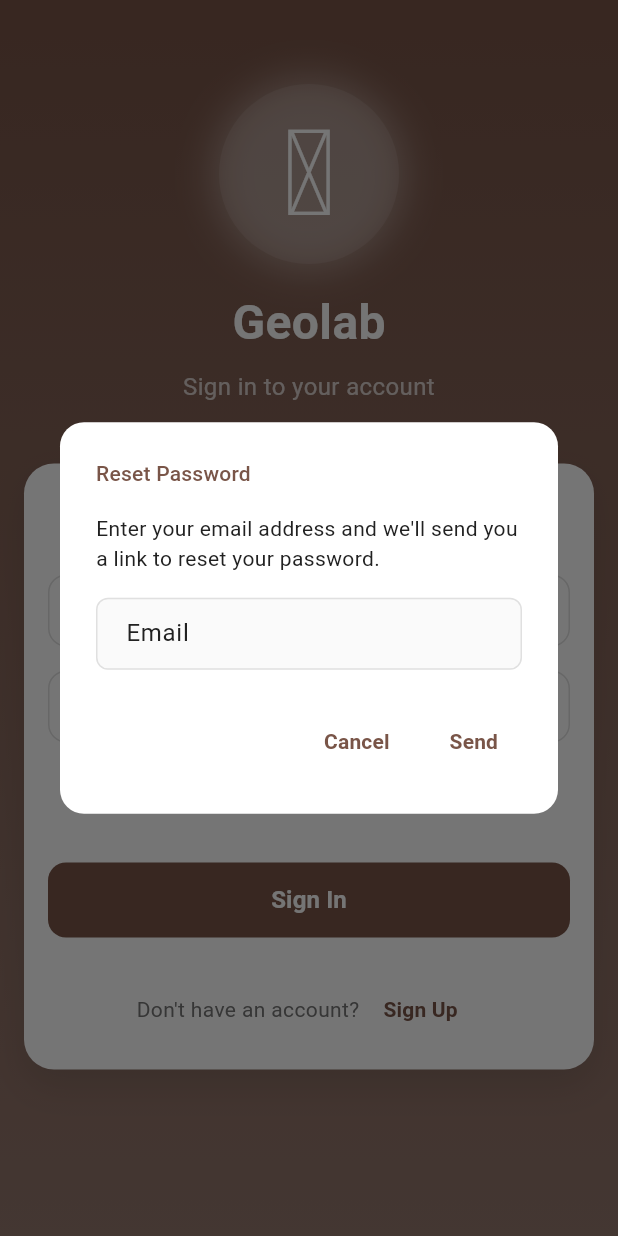
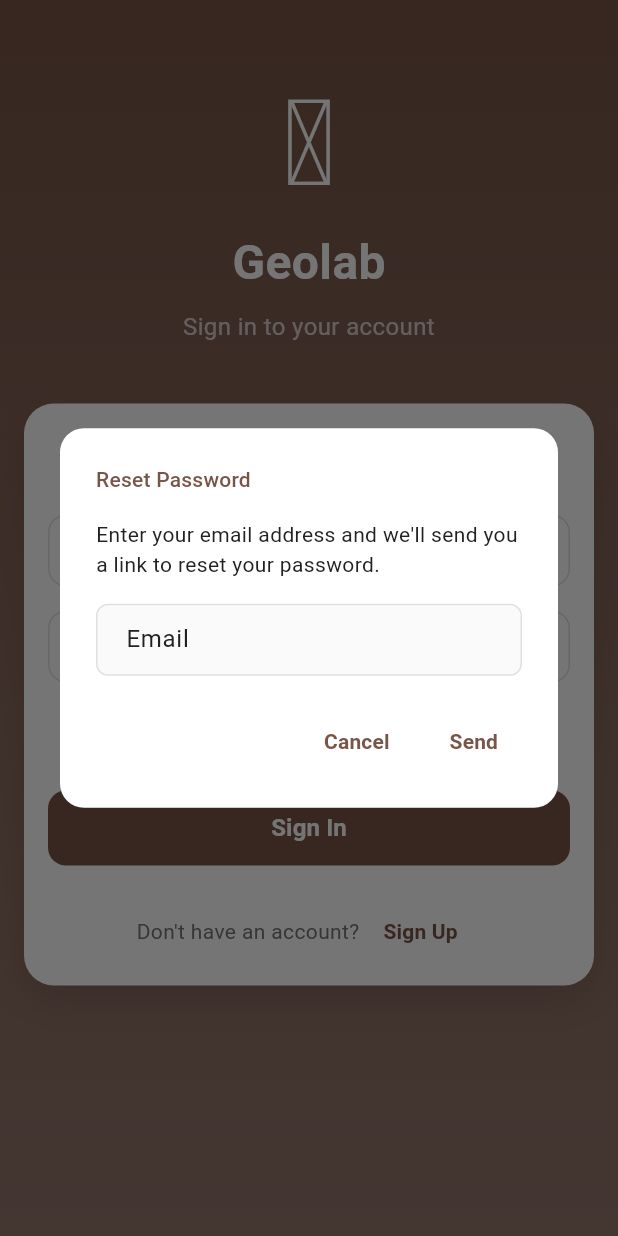
Before and after one commit to albaraa-prog/Geolab, a Flutter app: the SignUpPage screen opened by its route, after a tap on "sendOTP", after a tap on "Sign In", after a tap on "Forgot Password?", on a phone screen of 412 x 824 dp. Run offline on Flutter 3.47's test engine with Material 3 defaults, Android fonts, the phone set to English and light mode, and no system bars; our stand-ins replace camera, connectivity_plus, dio, equatable, flutter_bloc, flutter_secure_storage and 5 more; accounts and stored records are empty; network calls fail.

Commit message:
Refactor theme handling by moving theme_service to the Service directory; implement sendSignupOTP method in ApiService for OTP functionality; update SignIn and SignUp pages to include OTP code in state; enhance Home and Settings pages with improved UI elements and error handling.

```diff
--- a/geolab/lib/config/app_config.dart
+++ b/geolab/lib/config/app_config.dart
@@ -1,6 +1,10 @@
 class AppConfig {
   // Backend configuration
-  static const String baseUrl = 'http://10.0.2.2:8000/api';
+  // For Android emulator
+  // static const String baseUrl = 'http://10.0.2.2:8000/api';
+
+  // For Windows desktop/web testing
+  static const String baseUrl = 'http://localhost:8000/api';
 
   // For physical device testing, change this to your PC's IP address
   // static const String baseUrl = 'http://192.168.1.100:8000/api';
--- a/geolab/lib/features/Auth/Bloc/auth_bloc.dart
+++ b/geolab/lib/features/Auth/Bloc/auth_bloc.dart
@@ -62,10 +62,11 @@ class AuthBloc extends Bloc<AuthEvent, AuthState> {
   ) async {
     emit(AuthLoading());
     try {
-      final response = await _apiService.sendOTP(email: event.email);
+      final response = await _apiService.sendSignupOTP(email: event.email);
       emit(AuthOTPSent(
         message: response['message'] ?? 'OTP sent successfully',
         email: event.email,
+        otpCode: response['otp_code'], // Include OTP for testing
       ));
     } catch (e) {
       emit(AuthError(message: e.toString()));
@@ -78,10 +79,11 @@ class AuthBloc extends Bloc<AuthEvent, AuthState> {
   ) async {
     emit(AuthLoading());
     try {
-      final response = await _apiService.resendOTP(email: event.email);
+      final response = await _apiService.sendSignupOTP(email: event.email);
       emit(AuthOTPSent(
         message: response['message'] ?? 'OTP resent successfully',
         email: event.email,
+        otpCode: response['otp_code'], // Include OTP for testing
       ));
     } catch (e) {
       emit(AuthError(message: e.toString()));
--- a/geolab/lib/features/Auth/Bloc/auth_state.dart
+++ b/geolab/lib/features/Auth/Bloc/auth_state.dart
@@ -35,14 +35,16 @@ class AuthError extends AuthState {
 class AuthOTPSent extends AuthState {
   final String message;
   final String email;
+  final String? otpCode; // Add OTP code for testing
 
   const AuthOTPSent({
     required this.message,
     required this.email,
+    this.otpCode,
   });
 
   @override
-  List<Object?> get props => [message, email];
+  List<Object?> get props => [message, email, otpCode];
 }
 
 class AuthOTPVerified extends AuthState {
--- a/geolab/lib/features/Auth/SignInPage.dart
+++ b/geolab/lib/features/Auth/SignInPage.dart
@@ -151,36 +151,12 @@ class _SignInPageState extends State<SignInPage> {
                 SizedBox(
                     height: ResponsiveLayout.getResponsiveSpacing(context,
                         mobile: 40, tablet: 60, desktop: 80)),
-                // Logo or App Title with Animation
-                Stack(
-                  alignment: Alignment.center,
-                  children: [
-                    // Background glow effect
-                    Container(
-                      width: ResponsiveLayout.getResponsiveIconSize(context,
-                          mobile: 120, tablet: 140, desktop: 160),
-                      height: ResponsiveLayout.getResponsiveIconSize(context,
-                          mobile: 120, tablet: 140, desktop: 160),
-                      decoration: BoxDecoration(
-                        shape: BoxShape.circle,
-                        color: Colors.white.withOpacity(0.1),
-                        boxShadow: [
-                          BoxShadow(
-                            color: Colors.white.withOpacity(0.3),
-                            blurRadius: 20,
-                            spreadRadius: 5,
-                          ),
-                        ],
-                      ),
-                    ),
-                    // Main icon
-                    Icon(
-                      HugeIcons.strokeRoundedGem,
-                      size: ResponsiveLayout.getResponsiveIconSize(context,
-                          mobile: 80, tablet: 100, desktop: 120),
-                      color: Colors.white,
-                    ),
-                  ],
+                // Logo or App Title
+                Icon(
+                  HugeIcons.strokeRoundedGem,
+                  size: ResponsiveLayout.getResponsiveIconSize(context,
+                      mobile: 80, tablet: 100, desktop: 120),
+                  color: Colors.white,
                 ),
                 SizedBox(
                     height: ResponsiveLayout.getResponsiveSpacing(context,
--- a/geolab/lib/features/Home/components/MyDrawer.dart
+++ b/geolab/lib/features/Home/components/MyDrawer.dart
@@ -10,7 +10,7 @@ import 'package:geolab/Service/api_service.dart';
 import 'package:geolab/models/prediction_model.dart';
 import 'package:geolab/utils/app_localizations.dart';
 import 'package:geolab/utils/rtl_wrapper.dart';
-import 'package:geolab/config/theme_service.dart';
+import 'package:geolab/Service/theme_service.dart';
 import 'package:hugeicons/hugeicons.dart';
 
 class MyDrawer extends StatelessWidget {
--- a/geolab/lib/features/Home/components/RockClassification.dart
+++ b/geolab/lib/features/Home/components/RockClassification.dart
@@ -4,7 +4,7 @@ import 'package:flutter_bloc/flutter_bloc.dart';
 import 'package:geolab/features/RockClassification/Bloc/rock_classification_bloc.dart';
 import 'package:geolab/features/RockClassification/Bloc/rock_classification_event.dart';
 import 'package:geolab/features/RockClassification/Bloc/rock_classification_state.dart';
-import 'package:geolab/config/theme_service.dart';
+import 'package:geolab/Service/theme_service.dart';
 
 class RockClassificationPage extends StatelessWidget {
   const RockClassificationPage({super.key});
--- a/geolab/lib/features/Home/home_screen.dart
+++ b/geolab/lib/features/Home/home_screen.dart
@@ -6,7 +6,7 @@ import 'package:flutter/foundation.dart' show kIsWeb;
 import 'package:flutter/material.dart';
 import 'package:flutter/services.dart';
 import 'package:flutter_bloc/flutter_bloc.dart';
-import 'package:geolab/config/theme_service.dart';
+import 'package:geolab/Service/theme_service.dart';
 import 'package:geolab/features/Home/components/MyCircleButton.dart';
 import 'package:geolab/features/Home/components/MyDrawer.dart';
 import 'package:geolab/features/RockClassification/Bloc/rock_classification_bloc.dart';
@@ -232,7 +232,11 @@ class _HomePageState extends State<HomePage> {
   // ============================================================================
 
   void _classifyImage(io.File imageFile) {
+    try {
       context.read<RockClassificationBloc>().add(ClassifyRock(imageFile));
+    } catch (e) {
+      _showErrorMessage('Error starting classification: $e');
+    }
   }
 
   Future<void> _saveImage(Uint8List bytes) async {
@@ -478,44 +482,60 @@ class _HomePageState extends State<HomePage> {
 
   Widget _buildSidebarButton() {
     return Container(
+      width: 70,
+      height: 70,
       decoration: BoxDecoration(
         shape: BoxShape.circle,
         color: _themeService.surfaceColor.withOpacity(0.2),
       ),
-        child: IconButton(
-          icon: Icon(
+        child: Material(
+          color: Colors.transparent,
+          child: InkWell(
+            borderRadius: BorderRadius.circular(35),
+            onTap: () => _scaffoldKey.currentState!.openDrawer(),
+            child: Center(
+              child: Icon(
                 HugeIcons.strokeRoundedSidebarRight01,
                 color: _themeService.onSurfaceColor,
                 size: ResponsiveLayout.getResponsiveIconSize(
                   context,
-              mobile: 24,
-              tablet: 28,
-              desktop: 32,
+                  mobile: 32,
+                  tablet: 36,
+                  desktop: 40,
                 ),
               ),
-          onPressed: () => _scaffoldKey.currentState!.openDrawer(),
+            ),
+          ),
         ),
     );
   }
 
   Widget _buildFlashButton() {
     return Container(
+      width: 70,
+      height: 70,
       decoration: BoxDecoration(
         shape: BoxShape.circle,
         color: _themeService.surfaceColor.withOpacity(0.2),
       ),
-        child: IconButton(
-          icon: Icon(
+        child: Material(
+          color: Colors.transparent,
+          child: InkWell(
+            borderRadius: BorderRadius.circular(35),
+            onTap: _toggleFlash,
+            child: Center(
+              child: Icon(
                 _isFlashOn ? HugeIcons.strokeRoundedFlash : HugeIcons.strokeRoundedFlashOff,
                 color: _isFlashOn ? Colors.yellow : _themeService.onSurfaceColor,
                 size: ResponsiveLayout.getResponsiveIconSize(
                   context,
-              mobile: 20,
-              tablet: 24,
-              desktop: 28,
+                  mobile: 28,
+                  tablet: 32,
+                  desktop: 36,
                 ),
               ),
-          onPressed: _toggleFlash,
+            ),
+          ),
         ),
     );
   }
--- a/geolab/lib/features/Settings/EditProfilePage.dart
+++ b/geolab/lib/features/Settings/EditProfilePage.dart
@@ -2,7 +2,7 @@ import 'package:flutter/material.dart';
 import 'package:flutter_bloc/flutter_bloc.dart';
 import 'package:geolab/features/Auth/Bloc/auth_bloc.dart';
 import 'package:geolab/features/Auth/Bloc/auth_state.dart';
-import 'package:geolab/config/theme_service.dart';
+import 'package:geolab/Service/theme_service.dart';
 import 'package:geolab/utils/custom_back_button.dart';
 import 'package:geolab/utils/rtl_wrapper.dart';
 import 'package:geolab/utils/app_localizations.dart';
--- a/geolab/lib/features/Settings/SettingsPage.dart
+++ b/geolab/lib/features/Settings/SettingsPage.dart
@@ -4,7 +4,7 @@ import 'package:geolab/Service/subscription_service.dart';
 import 'package:geolab/features/Auth/Bloc/auth_bloc.dart';
 import 'package:geolab/features/Auth/Bloc/auth_state.dart';
 import 'package:geolab/models/subscription_model.dart';
-import 'package:geolab/config/theme_service.dart';
+import 'package:geolab/Service/theme_service.dart';
 import 'package:geolab/features/Settings/bloc/settings_bloc.dart';
 import 'package:geolab/features/Settings/bloc/settings_event.dart';
 import 'package:geolab/features/Settings/bloc/settings_state.dart';
--- a/geolab/lib/main.dart
+++ b/geolab/lib/main.dart
@@ -4,7 +4,7 @@ import 'package:geolab/Service/api_service.dart';
 import 'package:geolab/config/localization_config.dart';
 import 'package:geolab/config/router.dart';
 import 'package:geolab/config/theme.dart';
-import 'package:geolab/config/theme_service.dart';
+import 'package:geolab/Service/theme_service.dart';
 import 'package:geolab/features/Auth/Bloc/auth_bloc.dart';
 import 'package:geolab/features/Auth/Bloc/auth_event.dart';
 import 'package:geolab/features/RockClassification/Bloc/rock_classification_bloc.dart';
--- a/geolab/lib/utils/app_theme.dart
+++ b/geolab/lib/utils/app_theme.dart
@@ -1,6 +1,6 @@
 import 'package:flutter/material.dart';
 import 'package:geolab/config/theme.dart';
-import 'package:geolab/config/theme_service.dart';
+import 'package:geolab/Service/theme_service.dart';
 
 /// Utility class for easy theme access throughout the app
 class AppThemeUtils {
@@ -69,7 +69,6 @@ class AppThemeUtils {
   /// Set theme
   static Future<void> setTheme(bool isDarkMode) => _service.setTheme(isDarkMode);
 
-  /// Set system theme preference
   static Future<void> setUseSystemTheme(bool useSystem) => _service.setUseSystemTheme(useSystem);
 
   /// Check if system theme should be used
--- a/geolab/lib/utils/custom_back_button.dart
+++ b/geolab/lib/utils/custom_back_button.dart
@@ -1,6 +1,6 @@
 import 'package:flutter/material.dart';
 import 'package:hugeicons/hugeicons.dart';
-import 'package:geolab/config/theme_service.dart';
+import 'package:geolab/Service/theme_service.dart';
 import 'package:geolab/features/Settings/components/localization.dart';
 import 'package:provider/provider.dart';
 
```
Also changed, not shown: geolab/lib/Service/api_service.dart (+22 -1 lines), geolab/lib/config/theme.dart (+18 -0 lines), geolab/lib/features/Auth/SignUpPage.dart (+8 -1 lines), geolab/lib/features/RockClassification/Bloc/rock_classification_bloc.dart (+8 -1 lines), geolab/lib/Service/theme_service.dart (renamed from geolab/lib/config/theme_service.dart). Lines whose indentation alone changed are shown as unchanged.
